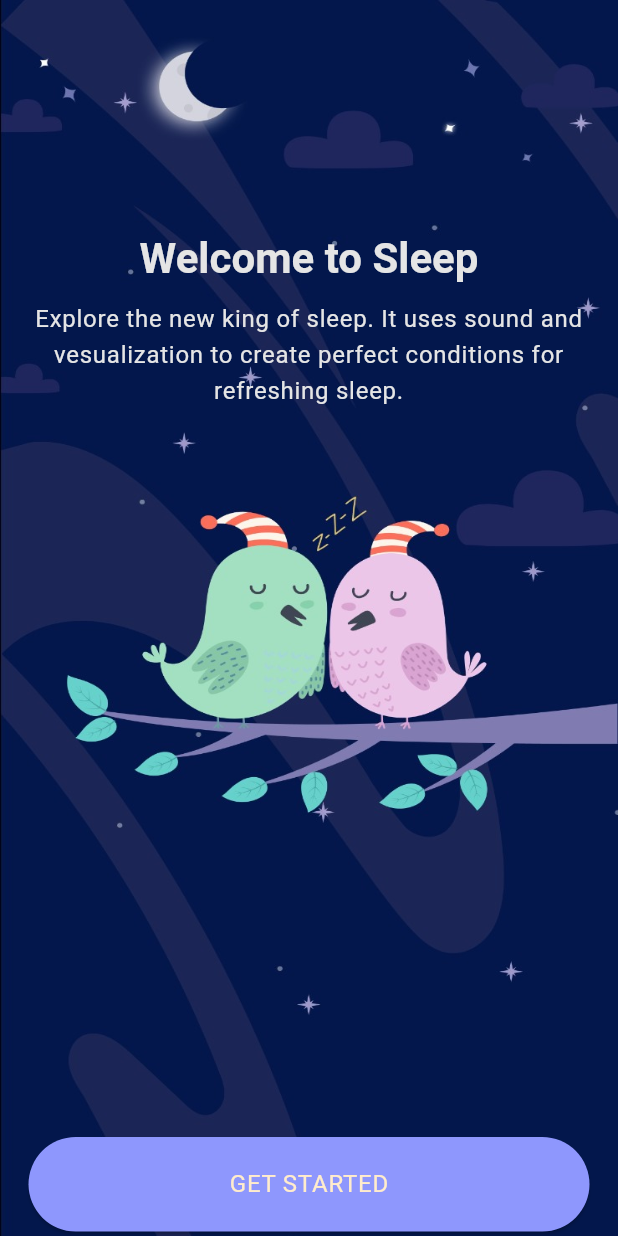
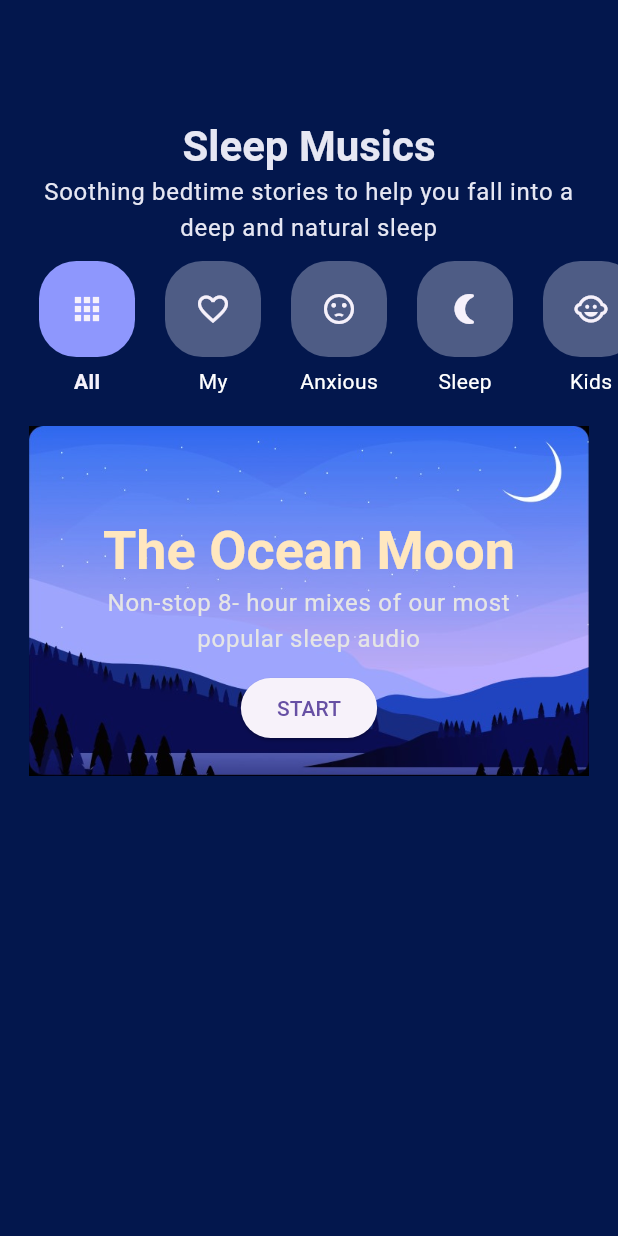
Before and after one commit to Kozmx/Lunastro-MeditationApp, a Flutter app: the screen it shows after launch, on a phone screen of 412 x 824 dp. Run offline on Flutter 3.47's test engine with Material 3 defaults, Android fonts, the phone set to English and light mode, and no system bars.

Commit message:
New screens and padding values have been added.

```diff
--- a/lib/core/constants.dart
+++ b/lib/core/constants.dart
@@ -9,13 +9,18 @@ class projectColor {
   static Color CreamyApricot = Color(0xffFFE7BF);
   static Color KantorBlue = Color(0xff03174D);
   static Color ColdMorning = Color(0xffE5E5E5);
+  static Color BreonneBlue = Color(0xffE6E7F3);
+  static Color MidnighBlush = Color(0xff98A1BD);
 }
 //
 class projectPadding {
   static const EdgeInsets symmetricPaddingH = EdgeInsets.symmetric(horizontal: 20, vertical: 0);
+  static const EdgeInsets x2symmetricPaddingH = EdgeInsets.symmetric(horizontal: 40, vertical: 0);
   static const EdgeInsets symmetricPaddingV = EdgeInsets.symmetric(horizontal: 0, vertical: 10);
+  static const EdgeInsets x5symmetricPaddingV = EdgeInsets.symmetric(horizontal: 0, vertical: 50);
   static const EdgeInsets symmetricText = EdgeInsets.symmetric(horizontal: 15,vertical: 0);
   static const EdgeInsets topPadding = EdgeInsets.only(top: 155);
+  static const EdgeInsets toptitlePadding = EdgeInsets.only(top: 80);
   static const EdgeInsets buttonBottomPadding = EdgeInsets.only(top: 475);
   static const EdgeInsets bottomPadding = EdgeInsets.only(bottom:15 );
   static const EdgeInsets symmetricListtile = EdgeInsets.symmetric(horizontal: 15,vertical: 5);
@@ -124,4 +129,18 @@ extension ProjectTextStyles on BuildContext {
     fontWeight: FontWeight.w300,
     color: projectColor.BleanchedAlmond
   );
+  TextStyle get breonneBlueTitleLarge => Theme.of(this).textTheme.titleLarge!.copyWith(
+    fontSize: 28,
+    fontWeight: FontWeight.bold,
+    color: projectColor.BreonneBlue
+  );
+  TextStyle get breonneBlueBodyLarge => Theme.of(this).textTheme.bodyLarge!.copyWith(
+    fontSize: 16,
+    color: projectColor.BreonneBlue
+  );
+  TextStyle get creamyApricotTitle2xLarge => Theme.of(this).textTheme.titleLarge!.copyWith(
+    fontSize: 36,
+    fontWeight: FontWeight.bold,
+    color: projectColor.CreamyApricot
+  );
 }
--- /dev/null
+++ b/lib/features/sleep_pages/sleep_main_page.dart
@@ -0,0 +1,142 @@
+import 'package:flutter/material.dart';
+import 'package:lunastro_app/core/constants.dart';
+class SleepMainPage extends StatefulWidget {
+  const SleepMainPage({super.key});
+
+  @override
+  State<SleepMainPage> createState() => _SleepMainPageState();
+}
+
+class _SleepMainPageState extends State<SleepMainPage> {
+final List<Map<String, dynamic>> _categories = [
+    {'icon': Icons.apps, 'label': 'All'},
+    {'icon': Icons.favorite_border, 'label': 'My'},
+    {'icon': Icons.sentiment_dissatisfied, 'label': 'Anxious'},
+    {'icon': Icons.nightlight_round, 'label': 'Sleep'},
+    {'icon': Icons.child_care, 'label': 'Kids'},
+  ];
+
+
+
+  @override
+  Widget build(BuildContext context) {
+    var assetStarSky = "lib/core/images/star_sky.jpg";
+    return Scaffold(backgroundColor: projectColor.KantorBlue,
+    body: Column(
+      children: [
+        Padding(
+          padding: projectPadding.toptitlePadding,
+          child: Text("Sleep Musics",style: context.breonneBlueTitleLarge,textAlign: TextAlign.center,),
+        ),
+        Padding(
+          padding: projectPadding.symmetricText,
+          child: Text(
+            "Soothing bedtime stories to help you fall into a deep and natural sleep",
+            style: context.breonneBlueBodyLarge,
+            textAlign: TextAlign.center,
+          ),
+        ),
+        Padding(
+          padding: projectPadding.symmetricPaddingV,
+          child: CategoryBar(categories: _categories, selectedCategory: 'All'),
+        ),
+        Padding(
+          padding: projectPadding.symmetricPaddingV,
+          child: OceanContainer(assetStarSky: assetStarSky),
+        )
+      ],
+    ),);
+  }
+}
+
+class OceanContainer extends StatelessWidget {
+  const OceanContainer({
+    super.key,
+    required this.assetStarSky,
+  });
+
+  final String assetStarSky;
+
+  @override
+  Widget build(BuildContext context) {
+    return Container(
+      height: 233,
+      width: 373.6,
+      decoration: BoxDecoration(
+        image: DecorationImage(
+          image:AssetImage(assetStarSky),
+          fit: BoxFit.fill )
+      ),
+      child: Column(
+        children: [
+          Padding(
+            padding: EdgeInsets.only(top: 60),
+            child: Text("The Ocean Moon",style: context.creamyApricotTitle2xLarge,),
+          ),
+          Padding(
+            padding: projectPadding.x2symmetricPaddingH,
+            child: Text("Non-stop 8- hour mixes of our most popular sleep audio",style: context.coldMorningBodyLarge,textAlign: TextAlign.center,),
+          ),
+          Padding(
+            padding: projectPadding.symmetricPaddingV,
+            child: ElevatedButton(onPressed: () {}, child: Text("START",selectionColor: projectColor.Intellectual,)),
+          )
+        ],
+      ),
+    );
+  }
+}
+
+
+class CategoryBar extends StatelessWidget {
+  final List<Map<String, dynamic>> categories;
+  final String selectedCategory;
+
+  const CategoryBar({
+    Key? key,
+    required this.categories,
+    required this.selectedCategory,
+  }) : super(key: key);
+
+  @override
+  Widget build(BuildContext context) {
+    return SingleChildScrollView(
+      scrollDirection: Axis.horizontal,
+      padding: const EdgeInsets.symmetric(horizontal: 16.0),
+      child: Row(
+        children: categories.map((category) {
+          final bool isSelected = category['label'] == selectedCategory;
+          return Padding(
+            padding: const EdgeInsets.symmetric(horizontal: 10),
+            child: Column(
+              children: [
+                Container(
+                  decoration: BoxDecoration(
+                    color: isSelected
+                        ? projectColor.PeriwinkleBlue
+                        : projectColor.MidnighBlush.withOpacity(0.5),
+                    borderRadius: BorderRadius.circular(25),
+
+                  ),
+                  padding: const EdgeInsets.all(20),
+                  child: Icon(
+                    category['icon'],
+                    color: isSelected ? projectColor.CloudBreak : projectColor.CloudBreak,
+                  ),
+                ),
+                const SizedBox(height: 6),
+                Text(
+                  category['label'],
+                  style: TextStyle(
+                    color: isSelected ? projectColor.CloudBreak : Colors.white,
+                    fontWeight: isSelected ? FontWeight.bold : FontWeight.normal,
+                  ),
+                ),
+              ],
+            ),
+          );
+        }).toList(),
+      ),
+    );
+  }
+}
--- a/lib/main.dart
+++ b/lib/main.dart
@@ -2,6 +2,7 @@ import 'package:flutter/material.dart';
 import 'package:lunastro_app/features/login_page/get_started.dart';
 import 'package:lunastro_app/features/login_page/topics.dart';
 import 'package:lunastro_app/features/main_page/main_page.dart';
+import 'package:lunastro_app/features/sleep_pages/sleep_main_page.dart';
 import 'package:lunastro_app/features/sleep_pages/welcome_sleep.dart';
 
 void main() {
@@ -14,7 +15,7 @@ class MainApp extends StatelessWidget {
   @override
   Widget build(BuildContext context) {
     return MaterialApp(
-      home: WelcomeSleepPage(),
+      home: SleepMainPage(),
       debugShowCheckedModeBanner: false,
     );
   }
```
Also changed, not shown: lib/core/images/star_sky.jpg (added).
